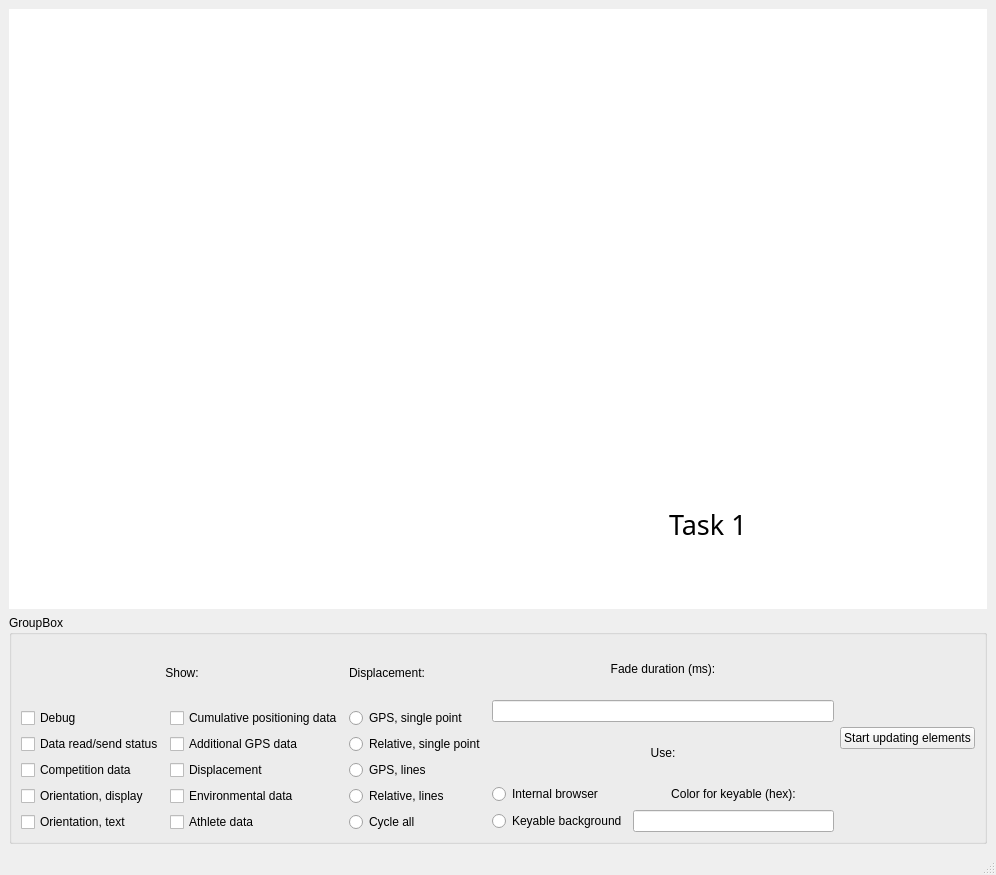
This is src/main/resources/streamoverlay.ui in aacttelemetry/aactui as Qt 5 draws it before an edit. The edited form follows.
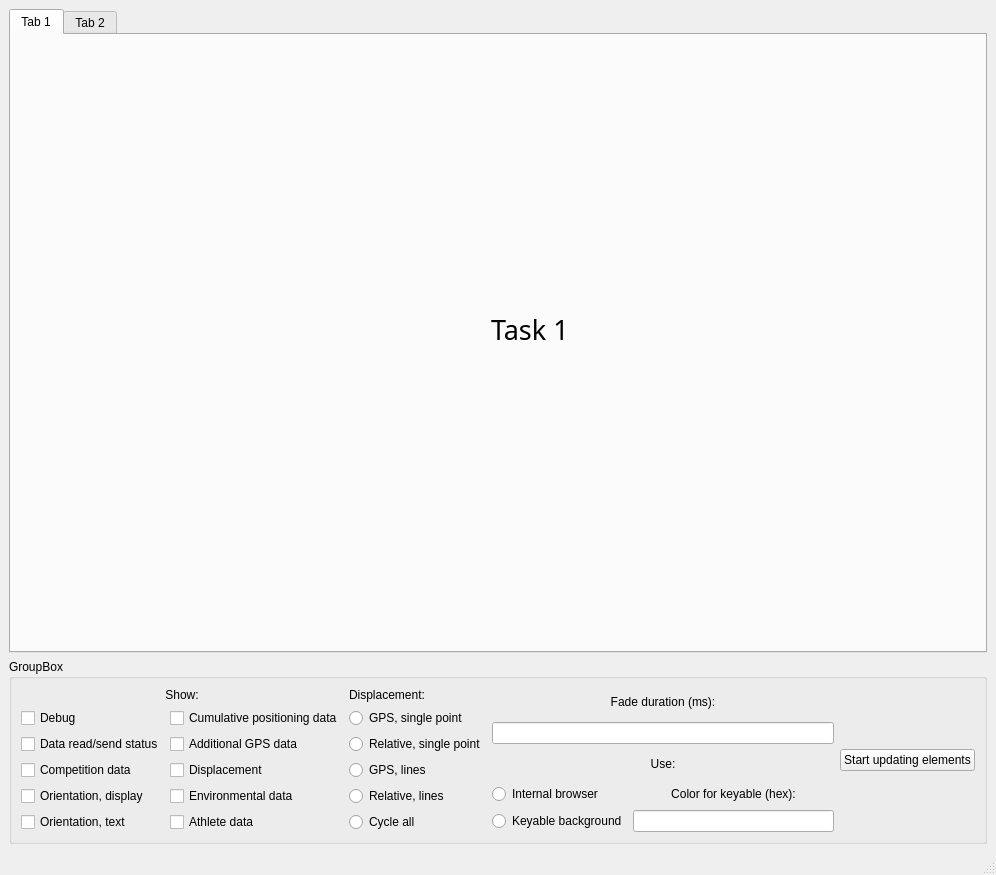
This is the edited form. Icons and pictures are not drawn. Custom widgets are drawn as their Qt base class.

The edit to the form file:
```diff
--- a/src/main/resources/streamoverlay.ui
+++ b/src/main/resources/streamoverlay.ui
@@ -16,24 +16,16 @@
   <widget class="QWidget" name="centralwidget">
    <layout class="QVBoxLayout" name="verticalLayout">
     <item>
-     <widget class="QWidget" name="widget" native="true">
-      <property name="minimumSize">
-       <size>
-        <width>800</width>
-        <height>600</height>
-       </size>
-      </property>
-      <property name="autoFillBackground">
-       <bool>false</bool>
-      </property>
-      <property name="styleSheet">
-       <string notr="true">background:white</string>
-      </property>
+     <widget class="QTabWidget" name="tabWidget">
+      <widget class="QWidget" name="tab">
+       <attribute name="title">
+        <string>Tab 1</string>
+       </attribute>
       <widget class="AnimationLabel" name="test_anim_label">
        <property name="geometry">
         <rect>
-         <x>660</x>
-         <y>490</y>
+          <x>480</x>
+          <y>269</y>
          <width>91</width>
          <height>51</height>
         </rect>
@@ -54,17 +46,17 @@
       <widget class="QLabel" name="test_icon">
        <property name="geometry">
         <rect>
-         <x>580</x>
-         <y>490</y>
-         <width>51</width>
-         <height>51</height>
-        </rect>
-       </property>
-       <property name="styleSheet">
-        <string notr="true">color:white</string>
-       </property>
-       <property name="text">
-        <string/>
+          <x>150</x>
+          <y>80</y>
+          <width>251</width>
+          <height>261</height>
+         </rect>
+        </property>
+        <property name="minimumSize">
+         <size>
+          <width>50</width>
+          <height>50</height>
+         </size>
        </property>
        <property name="pixmap">
         <pixmap>flag-test.svg</pixmap>
@@ -74,6 +66,12 @@
        </property>
       </widget>
      </widget>
+      <widget class="QWidget" name="tab_2">
+       <attribute name="title">
+        <string>Tab 2</string>
+       </attribute>
+      </widget>
+     </widget>
     </item>
     <item>
      <widget class="QGroupBox" name="groupBox">
```
Left out of the diff: 6 changed lines with no effect on the pictures. Lines whose indentation alone changed are shown as unchanged.
